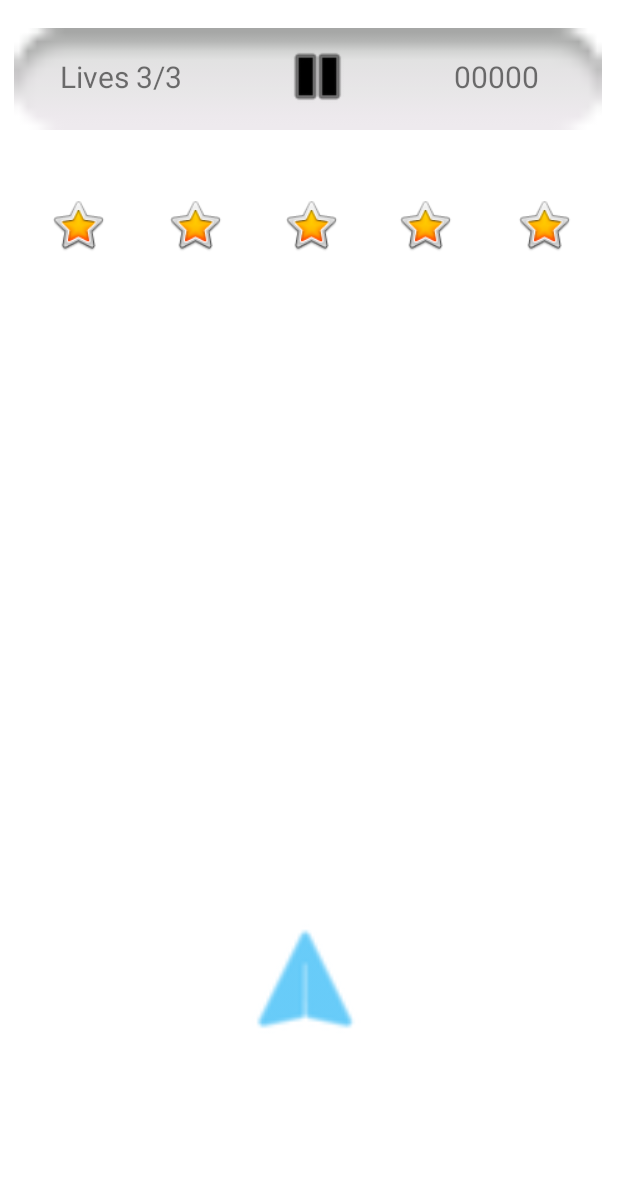
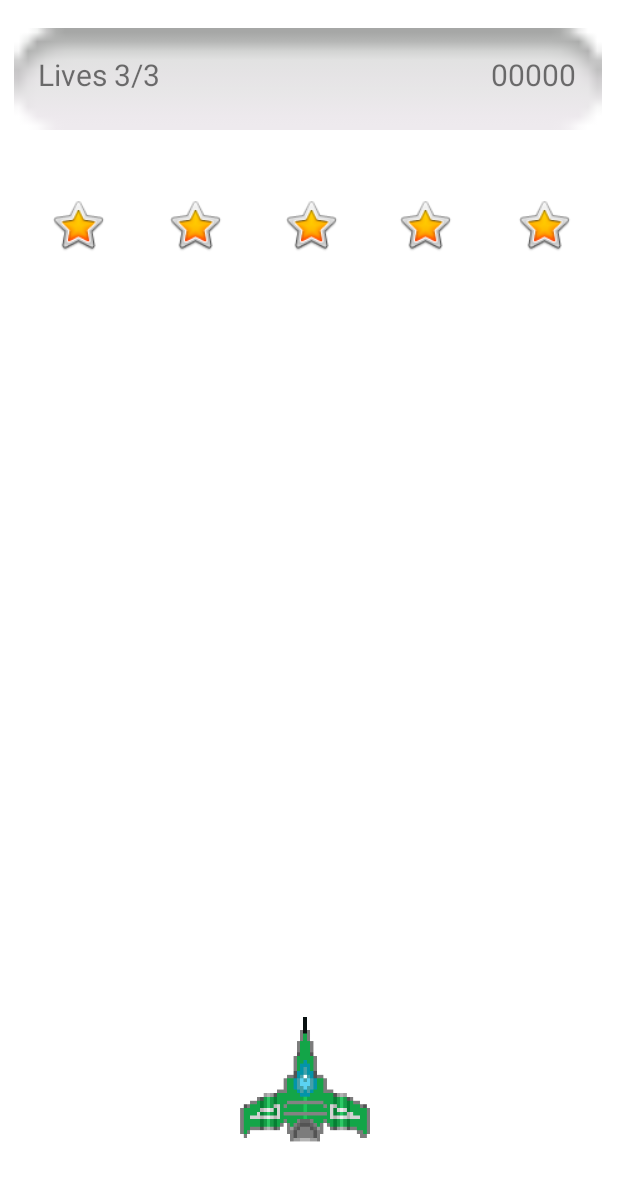
Before and after one commit to zalewskip123/projekt_aplikacji_mobilnej_space_bullet_game, an Android app: the Game screen opened directly, with no data from a screen before it, on a phone screen of 412 x 824 dp. Shown: the top 1181 px of the screen. Run offline under Robolectric (Android 15) with nearby library versions, the phone set to English and light mode, and no system bars.

Commit message:
Remove pause button and add ship graphic

```diff
--- a/app/src/main/java/com/example/space_bullet_game/Game.java
+++ b/app/src/main/java/com/example/space_bullet_game/Game.java
@@ -5,6 +5,8 @@ import androidx.drawerlayout.widget.DrawerLayout;
 
 import android.content.Intent;
 import android.content.res.Resources;
+import android.graphics.drawable.Drawable;
+import android.os.Build;
 import android.os.Bundle;
 import android.os.Handler;
 import android.view.MotionEvent;
@@ -21,16 +23,15 @@ import java.util.TimerTask;
 
 public class Game extends AppCompatActivity {
 
-    private Button starShip, pause, play;
+    private Button starShip;
     private int layoutWidth = Resources.getSystem().getDisplayMetrics().widthPixels;
     private int layoutHeight = Resources.getSystem().getDisplayMetrics().heightPixels;
     private Button[] stars = new Button[5];
     private List<Integer> savedRandNumbers = new ArrayList<>();
-    private boolean firstPress = false, lose = false, pauseClicked = false;
+    private boolean firstPress = false, lose = false;
     private TextView scoresSh, healthSh, gameOverSh;
     private int scoresValue = 0, healthValue = 3;
-    private Thread threadShowHealthAndScores, pauseThread;
-    private float yPausePlay;
+    private Thread threadShowHealthAndScores;
 
     @Override
     protected void onCreate(Bundle savedInstanceState) {
@@ -46,6 +47,10 @@ public class Game extends AppCompatActivity {
 
         //Starship player control
         starShip = (Button) findViewById(R.id.bShip);
+        Drawable icon = getResources().getDrawable(R.drawable.spaceship_green);
+        if (Build.VERSION.SDK_INT >= Build.VERSION_CODES.M) {
+            starShip.setForeground(icon);
+        }
         starShip.setOnTouchListener(new View.OnTouchListener() {
             float dX;
             @Override
@@ -56,12 +61,11 @@ public class Game extends AppCompatActivity {
                         if (!firstPress)
                         {
                             randStar();
-                            pauseThread.start();
                             firstPress = true;
                         }
                         break;
                     case MotionEvent.ACTION_MOVE:
-                        if (!lose && !pauseClicked) {
+                        if (!lose) {
                             int leftSide = (layoutWidth * 12)/100;
                             int rightSide = layoutWidth - leftSide;
                             if (event.getRawX() >= leftSide && event.getRawX() <= rightSide) {
@@ -110,49 +114,11 @@ public class Game extends AppCompatActivity {
         };
 
         threadShowHealthAndScores.start();
-
-        pause = (Button) findViewById(R.id.pauseB);
-        play = (Button) findViewById(R.id.playB);
-        play.setY(layoutHeight);
-        yPausePlay = pause.getY() + layoutHeight*2/100;
-
-        pauseThread = new Thread() {
-            @Override
-            public void run() {
-                while(!isInterrupted()) {
-                    try {
-                        Thread.sleep(500);
-                        pause = (Button) findViewById(R.id.pauseB);
-                        play = (Button) findViewById(R.id.playB);
-                        pause.setOnClickListener(new View.OnClickListener() {
-                            @Override
-                            public void onClick(View view) {
-                                pauseClicked = true;
-                                play.setY(yPausePlay);
-                                pause.setY(layoutHeight);
-                            }
-                        });
-
-                        play.setOnClickListener(new View.OnClickListener() {
-                            @Override
-                            public void onClick(View view) {
-                                pauseClicked = false;
-                                play.setY(layoutHeight);
-                                pause.setY(yPausePlay);
-                            }
-                        });
-                    } catch (Exception e) {
-                        e.printStackTrace();
-                    }
-                }
-            }
-        };
     }
 
     //Generate random number of star
     private void randStar() {
         if (!lose) {
-            if (!pauseClicked) {
             int randNumber = (int)Math.floor(Math.random()*5);
             while(savedRandNumbers.contains(randNumber)) {
                 if (savedRandNumbers.size() == 5)
@@ -168,7 +134,6 @@ public class Game extends AppCompatActivity {
             }
             savedRandNumbers.add(randNumber);
             starRun(randNumber);
-            }
             Timer timer = new Timer();
             timer.schedule(new TimerTask() {
                 public void run() {
@@ -182,14 +147,14 @@ public class Game extends AppCompatActivity {
     private void starRun(int id) {
         if (!lose) {
             if (stars[id].getY() < layoutHeight) {
-                if (stars[id].getY() + ((85 * stars[id].getHeight())/100) > starShip.getTop() && stars[id].getLeft() < starShip.getX() + ((55 * starShip.getWidth())/100) && stars[id].getRight() > starShip.getX() + ((45 * starShip.getWidth())/100) && stars[id].getY() + ((45 * stars[id].getHeight())/100) < starShip.getBottom())
+                if (stars[id].getY() + ((40 * stars[id].getHeight())/100) > starShip.getTop() && stars[id].getLeft() < starShip.getX() + ((55 * starShip.getWidth())/100) && stars[id].getRight() > starShip.getX() + ((45 * starShip.getWidth())/100) && stars[id].getY() + ((45 * stars[id].getHeight())/100) < starShip.getBottom())
                 {
                     scoresValue += 10;
                     stars[id].setY((layoutHeight*14/100));
                     return;
                 }
                 Timer timer = new Timer();
-                if (!pauseClicked) stars[id].setY(stars[id].getY() + 20);
+                if (!lose) stars[id].setY(stars[id].getY() + 20);
                 timer.schedule(new TimerTask() {
                     public void run() {
                         starRun(id);
--- a/app/src/main/res/layout/game.xml
+++ b/app/src/main/res/layout/game.xml
@@ -23,11 +23,11 @@
         android:id="@+id/healthView"
         android:layout_width="wrap_content"
         android:layout_height="wrap_content"
-        android:layout_marginTop="37dp"
-        android:layout_marginEnd="10dp"
+        android:layout_marginTop="36dp"
         android:text="Lives 3/3"
         android:textSize="20sp"
-        app:layout_constraintEnd_toStartOf="@+id/pauseB"
+        app:layout_constraintEnd_toStartOf="@+id/scoresView"
+        app:layout_constraintHorizontal_bias="0.102"
         app:layout_constraintStart_toStartOf="parent"
         app:layout_constraintTop_toTopOf="parent" />
 
@@ -35,67 +35,25 @@
         android:id="@+id/scoresView"
         android:layout_width="wrap_content"
         android:layout_height="wrap_content"
-        android:layout_marginTop="37dp"
-        android:layout_marginEnd="13dp"
+        android:layout_marginTop="36dp"
+        android:layout_marginEnd="28dp"
         android:text="00000"
         android:textSize="20sp"
         app:layout_constraintEnd_toEndOf="parent"
-        app:layout_constraintStart_toEndOf="@+id/pauseB"
         app:layout_constraintTop_toTopOf="parent" />
 
     <Button
-        android:id="@+id/pauseB"
-        android:layout_width="wrap_content"
-        android:layout_height="wrap_content"
-        android:layout_marginTop="16dp"
-        android:layout_marginEnd="2dp"
-        android:layout_marginBottom="479dp"
-        android:background="#00FFFFFF"
-        android:insetLeft="0dp"
-        app:icon="@android:drawable/ic_media_pause"
-        app:iconSize="50dp"
-        app:iconTint="@color/black"
-        app:layout_constraintBottom_toTopOf="@+id/bShip"
-        app:layout_constraintEnd_toStartOf="@+id/scoresView"
-        app:layout_constraintStart_toEndOf="@+id/healthView"
-        app:layout_constraintTop_toTopOf="parent" />
-
-    <Button
-        android:id="@+id/playB"
-        android:layout_width="wrap_content"
-        android:layout_height="wrap_content"
-        android:layout_marginTop="16dp"
-        android:layout_marginEnd="2dp"
-        android:layout_marginBottom="479dp"
-        android:background="#00FFFFFF"
-        android:insetLeft="0dp"
-        android:visibility="visible"
-        app:icon="@android:drawable/ic_media_play"
-        app:iconSize="50dp"
-        app:iconTint="@color/black"
-        app:layout_constraintBottom_toTopOf="@+id/bShip"
-        app:layout_constraintEnd_toStartOf="@+id/scoresView"
-        app:layout_constraintHorizontal_bias="0.56"
-        app:layout_constraintStart_toEndOf="@+id/healthView"
-        app:layout_constraintTop_toTopOf="parent"
-        app:layout_constraintVertical_bias="0.0" />
-
-    <Button
         android:id="@+id/bShip"
-        android:layout_width="107dp"
-        android:layout_height="0dp"
+        android:layout_width="93dp"
+        android:layout_height="94dp"
         android:layout_marginBottom="57dp"
         android:background="#00FFFFFF"
-        android:rotation="-90"
-        app:icon="@android:drawable/ic_menu_send"
+        android:foreground="@drawable/spaceship_red"
         app:iconSize="100dp"
-        app:iconTint="#03A9F4"
         app:layout_constraintBottom_toBottomOf="parent"
         app:layout_constraintEnd_toEndOf="parent"
         app:layout_constraintHorizontal_bias="0.49"
-        app:layout_constraintStart_toStartOf="parent"
-        app:layout_constraintTop_toBottomOf="@+id/pauseB"
-        app:layout_constraintVertical_bias="0.908" />
+        app:layout_constraintStart_toStartOf="parent" />
 
     <Button
         android:id="@+id/star2"
```
Lines whose indentation alone changed are shown as unchanged.
